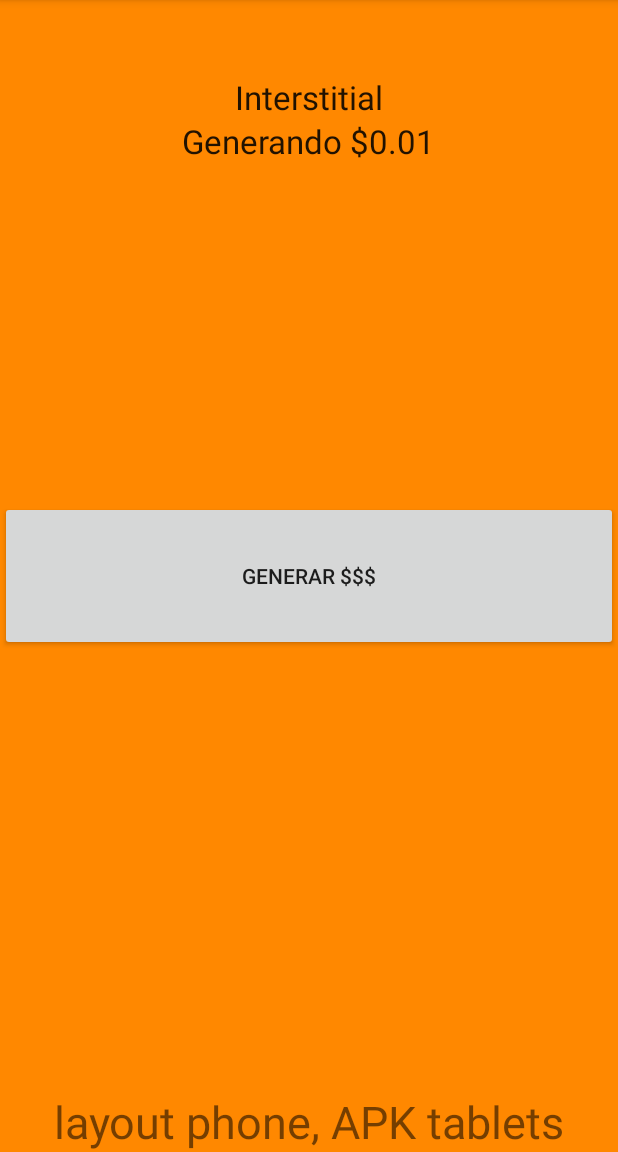
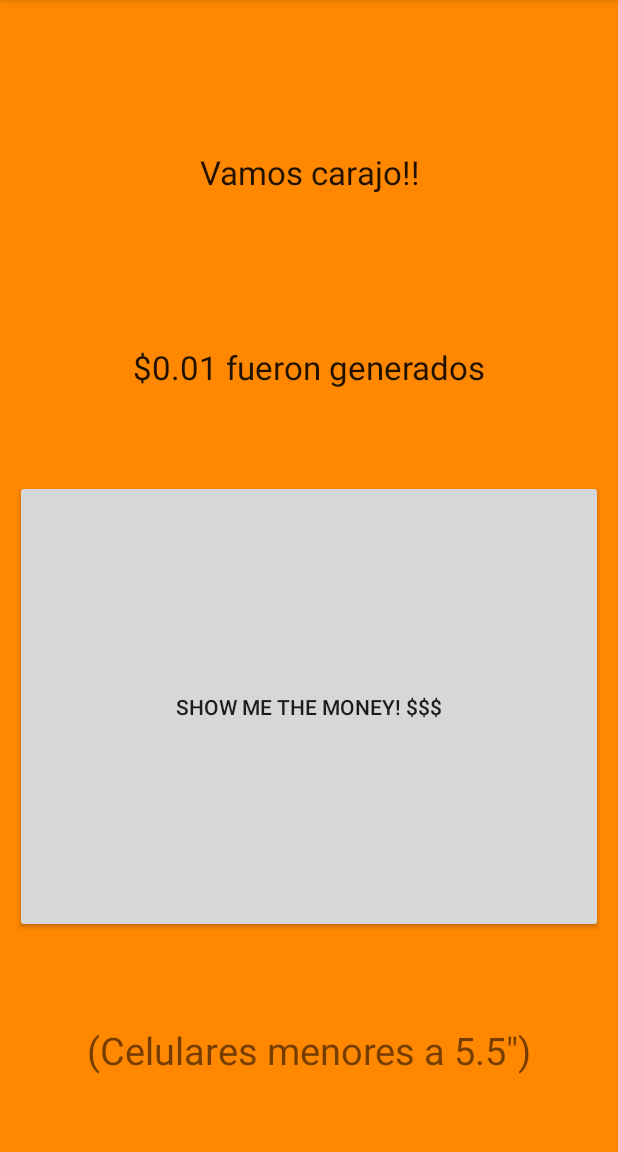
Before and after one commit to cristiansan/Admob, an Android app: the screen it shows after launch (MainActivity), on a phone screen of 412 x 824 dp, the part 84-1236 px from its top. Run offline under Robolectric (Android 15) with nearby library versions, the phone set to English and light mode, and no system bars; our stand-ins replace AdMob; 1 statement that could not run was skipped.

Commit message:
ahora funciona para todos los dispositivos mejoras en layouts dialogos en español

```diff
--- a/app/build.gradle
+++ b/app/build.gradle
@@ -7,8 +7,8 @@ android {
         applicationId 'screen.com.multiplesizes'
         minSdkVersion 17
         targetSdkVersion 23
-        versionCode 27
-        versionName '1.1'
+        versionCode 28
+        versionName '1.2'
     }
     buildTypes {
         release {
@@ -21,7 +21,7 @@ android {
 }
 
 dependencies {
-    compile fileTree(include: ['*.jar'], dir: 'libs')
+    compile fileTree(dir: 'libs', include: ['*.jar'])
     compile 'com.android.support:appcompat-v7:23.0.1'
     compile 'com.google.android.gms:play-services-ads:7.0.0'
 }
--- a/app/src/main/java/app/admob/admob/MainActivity.java
+++ b/app/src/main/java/app/admob/admob/MainActivity.java
@@ -15,7 +15,7 @@ import screen.com.multiplesizes.R;
 
 public class MainActivity extends AppCompatActivity {
     // Remove the below line after defining your own ad unit ID.
-    private static final String TOAST_TEXT = "Las publicidades empezaran a mostrarse";
+    private static final String TOAST_TEXT = "Publicidades van a ser mostradas";
 
     private static final int START_LEVEL = 1;
     private int mLevel;
@@ -79,7 +79,7 @@ public class MainActivity extends AppCompatActivity {
         if (mInterstitialAd != null && mInterstitialAd.isLoaded()) {
             mInterstitialAd.show();
         } else {
-            Toast.makeText(this, "La publicidad no pudo ser leida", Toast.LENGTH_SHORT).show();
+            Toast.makeText(this, "NO pudo ser leida", Toast.LENGTH_SHORT).show();
             goToNextLevel();
         }
     }
@@ -89,8 +89,10 @@ public class MainActivity extends AppCompatActivity {
         mNextLevelButton.setEnabled(true);
         AdRequest request = new AdRequest.Builder()
                 .setRequestAgent("android_studio:ad_template")
-                //.addTestDevice(AdRequest.DEVICE_ID_EMULATOR)        // All emulators*/
-                .addTestDevice("D9B26731969B87BBCF8213A11376DCBF")  // My test phone
+                .addTestDevice(AdRequest.DEVICE_ID_EMULATOR)        // All emulators
+                /*.addTestDevice("D9B26731969B87BBCF8213A11376DCBF")  // S4
+                .addTestDevice("B679BA94D3C1FBCB5A6C3E5092356841")  // Moto X
+                .addTestDevice("6391363B6002FC9201B17FCE94A0D1A4")  // Nexus 7*/
                 .build();
         mInterstitialAd.loadAd(request);
 
@@ -104,7 +106,7 @@ public class MainActivity extends AppCompatActivity {
 
     private void goToNextLevel() {
         // Show the next level and reload the ad to prepare for the level after.
-        mLevelTextView.setText("Generando $0." + (++mLevel));
+        mLevelTextView.setText("$0.0 " + (++mLevel) + "Generados ");
         mInterstitialAd = newInterstitialAd();
         loadInterstitial();
     }
--- a/app/src/main/res/layout-sw600dp/activity_main.xml
+++ b/app/src/main/res/layout-sw600dp/activity_main.xml
@@ -1,32 +1,45 @@
-<RelativeLayout xmlns:android="http://schemas.android.com/apk/res/android"
-
-    xmlns:tools="http://schemas.android.com/tools" android:layout_width="match_parent"
-    android:layout_height="match_parent" tools:context=".MainActivity"
-    android:background="@android:color/holo_blue_bright">
+<LinearLayout
+    xmlns:android="http://schemas.android.com/apk/res/android"
+    xmlns:tools="http://schemas.android.com/tools"
+    android:layout_width="match_parent"
+    android:layout_height="match_parent"
+    tools:context=".MainActivity"
+    android:background="@android:color/holo_blue_bright"
+    android:orientation="vertical">
 
     <!-- view for AdMob Interstitial Ad -->
-    <TextView android:id="@+id/app_title" android:layout_width="wrap_content"
+    <TextView android:id="@+id/app_title" android:layout_width="match_parent"
         android:layout_height="wrap_content" android:layout_centerHorizontal="true"
         android:layout_marginTop="50dp" android:text="@string/interstitial_ad_sample"
-        android:textAppearance="?android:attr/textAppearanceLarge" />
+        android:textAppearance="?android:attr/textAppearanceLarge"
+        android:gravity="center"
+        android:layout_weight="1"/>
 
-    <TextView android:id="@+id/level" android:layout_width="wrap_content"
+    <TextView android:id="@+id/level" android:layout_width="match_parent"
         android:layout_height="wrap_content" android:layout_below="@+id/app_title"
         android:layout_centerHorizontal="true" android:text="@string/start_level"
-        android:textAppearance="?android:attr/textAppearanceLarge" />
+        android:textAppearance="?android:attr/textAppearanceLarge"
+        android:gravity="center"
+        android:layout_weight="1"/>
 
-    <Button android:id="@+id/next_level_button" android:layout_width="match_parent"
-        android:layout_height="100dp" android:layout_centerHorizontal="true"
-        android:layout_centerVertical="true" android:text="@string/next_level" />
+    <Button
+        android:id="@+id/next_level_button"
+        android:layout_width="match_parent"
+        android:layout_height="100dp"
+        android:layout_weight="2"
+        android:layout_margin="25dp"
+        android:layout_centerHorizontal="true"
+        android:layout_centerVertical="true"
+        android:text="@string/next_level" />
 
     <TextView
-        android:text="layout phone, APK tablets"
-        android:textSize="40dp"
-        android:layout_width="wrap_content"
+        android:layout_weight="1"
+        android:text="(Tablets menores a 7&quot;)"
+        android:textSize="30dp"
+        android:layout_width="match_parent"
         android:layout_height="wrap_content"
-        android:gravity="center"
-        android:padding="20dp"
         android:layout_alignParentBottom="true"
         android:layout_alignParentStart="true"
-        android:layout_alignParentEnd="true" />
-</RelativeLayout>
+        android:layout_alignParentEnd="true"
+        android:gravity="center" />
+</LinearLayout>
--- a/app/src/main/res/layout-sw720dp/activity_main.xml
+++ b/app/src/main/res/layout-sw720dp/activity_main.xml
@@ -1,32 +1,45 @@
-<RelativeLayout xmlns:android="http://schemas.android.com/apk/res/android"
-
-    xmlns:tools="http://schemas.android.com/tools" android:layout_width="match_parent"
-    android:layout_height="match_parent" tools:context=".MainActivity"
-    android:background="@android:color/holo_green_dark">
+<LinearLayout
+    xmlns:android="http://schemas.android.com/apk/res/android"
+    xmlns:tools="http://schemas.android.com/tools"
+    android:layout_width="match_parent"
+    android:layout_height="match_parent"
+    tools:context=".MainActivity"
+    android:background="@android:color/holo_green_dark"
+    android:orientation="vertical">
 
     <!-- view for AdMob Interstitial Ad -->
-    <TextView android:id="@+id/app_title" android:layout_width="wrap_content"
+    <TextView android:id="@+id/app_title" android:layout_width="match_parent"
         android:layout_height="wrap_content" android:layout_centerHorizontal="true"
         android:layout_marginTop="50dp" android:text="@string/interstitial_ad_sample"
-        android:textAppearance="?android:attr/textAppearanceLarge" />
+        android:textAppearance="?android:attr/textAppearanceLarge"
+        android:gravity="center"
+        android:layout_weight="1"/>
 
-    <TextView android:id="@+id/level" android:layout_width="wrap_content"
+    <TextView android:id="@+id/level" android:layout_width="match_parent"
         android:layout_height="wrap_content" android:layout_below="@+id/app_title"
         android:layout_centerHorizontal="true" android:text="@string/start_level"
-        android:textAppearance="?android:attr/textAppearanceLarge" />
+        android:textAppearance="?android:attr/textAppearanceLarge"
+        android:gravity="center"
+        android:layout_weight="1"/>
 
-    <Button android:id="@+id/next_level_button" android:layout_width="match_parent"
-        android:layout_height="100dp" android:layout_centerHorizontal="true"
-        android:layout_centerVertical="true" android:text="@string/next_level" />
+    <Button
+        android:id="@+id/next_level_button"
+        android:layout_width="match_parent"
+        android:layout_height="100dp"
+        android:layout_weight="2"
+        android:layout_margin="50dp"
+        android:layout_centerHorizontal="true"
+        android:layout_centerVertical="true"
+        android:text="@string/next_level" />
 
     <TextView
-        android:text="layout phone, APK tablets"
-        android:textSize="40dp"
-        android:layout_width="wrap_content"
+        android:layout_weight="1"
+        android:text="(Tablets mayores a 7&quot;)"
+        android:textSize="30dp"
+        android:layout_width="match_parent"
         android:layout_height="wrap_content"
-        android:gravity="center"
-        android:padding="20dp"
         android:layout_alignParentBottom="true"
         android:layout_alignParentStart="true"
-        android:layout_alignParentEnd="true" />
-</RelativeLayout>
+        android:layout_alignParentEnd="true"
+        android:gravity="center" />
+</LinearLayout>
--- a/app/src/main/res/layout/activity_main.xml
+++ b/app/src/main/res/layout/activity_main.xml
@@ -1,31 +1,45 @@
-<RelativeLayout xmlns:android="http://schemas.android.com/apk/res/android"
-
-    xmlns:tools="http://schemas.android.com/tools" android:layout_width="match_parent"
-    android:layout_height="match_parent" tools:context=".MainActivity"
-    android:background="@android:color/holo_orange_dark">
+<LinearLayout
+    xmlns:android="http://schemas.android.com/apk/res/android"
+    xmlns:tools="http://schemas.android.com/tools"
+    android:layout_width="match_parent"
+    android:layout_height="match_parent"
+    tools:context=".MainActivity"
+    android:background="@android:color/holo_orange_dark"
+    android:orientation="vertical">
 
     <!-- view for AdMob Interstitial Ad -->
-    <TextView android:id="@+id/app_title" android:layout_width="wrap_content"
+    <TextView android:id="@+id/app_title" android:layout_width="match_parent"
         android:layout_height="wrap_content" android:layout_centerHorizontal="true"
         android:layout_marginTop="50dp" android:text="@string/interstitial_ad_sample"
-        android:textAppearance="?android:attr/textAppearanceLarge" />
+        android:textAppearance="?android:attr/textAppearanceLarge"
+        android:gravity="center"
+        android:layout_weight="1"/>
 
-    <TextView android:id="@+id/level" android:layout_width="wrap_content"
+    <TextView android:id="@+id/level" android:layout_width="match_parent"
         android:layout_height="wrap_content" android:layout_below="@+id/app_title"
         android:layout_centerHorizontal="true" android:text="@string/start_level"
-        android:textAppearance="?android:attr/textAppearanceLarge" />
+        android:textAppearance="?android:attr/textAppearanceLarge"
+        android:gravity="center"
+        android:layout_weight="1"/>
 
-    <Button android:id="@+id/next_level_button" android:layout_width="match_parent"
-        android:layout_height="100dp" android:layout_centerHorizontal="true"
-        android:layout_centerVertical="true" android:text="@string/next_level" />
+    <Button
+        android:id="@+id/next_level_button"
+        android:layout_width="match_parent"
+        android:layout_height="100dp"
+        android:layout_weight="2"
+        android:layout_margin="10dp"
+        android:layout_centerHorizontal="true"
+        android:layout_centerVertical="true"
+        android:text="@string/next_level" />
 
     <TextView
-        android:text="layout phone, APK tablets"
-        android:textSize="30dp"
-        android:layout_width="wrap_content"
+        android:layout_weight="1"
+        android:text="(Celulares menores a 5.5&quot;)"
+        android:textSize="25dp"
+        android:layout_width="match_parent"
         android:layout_height="wrap_content"
         android:layout_alignParentBottom="true"
         android:layout_alignParentStart="true"
         android:layout_alignParentEnd="true"
         android:gravity="center" />
-</RelativeLayout>
+</LinearLayout>
--- a/app/src/main/res/values/strings.xml
+++ b/app/src/main/res/values/strings.xml
@@ -3,9 +3,9 @@
 
     <string name="action_settings">Settings</string>
 
-    <string name="interstitial_ad_sample">Interstitial</string>
-    <string name="start_level">Generando $0.01</string>
-    <string name="next_level">Generar $$$</string>
+    <string name="interstitial_ad_sample">Vamos carajo!!</string>
+    <string name="start_level">$0.01 fueron generados</string>
+    <string name="next_level">Show me the money! $$$</string>
     <!-- -
         This is an ad unit ID for an interstitial test ad. Replace with your own interstitial ad unit id.
         For more information, see https://support.google.com/admob/answer/3052638
@@ -14,7 +14,9 @@
     <!--<string name="interstitial_ad_unit_id">ca-app-pub-2742366690908569/1033173712</string>-->
    <!-- <string name="interstitial_ad_unit_id">ca-app-pub-2742366690908569/7596534339</string>--> lod
 
-    <string name="interstitial_ad_unit_id">ca-app-pub-2742366690908569/7123195535</string> //test
+    <!--<string name="interstitial_ad_unit_id">ca-app-pub-2742366690908569/7123195535</string> //test-->
+//multiplesizes
+    <string name="interstitial_ad_unit_id">ca-app-pub-2742366690908569/9960093932</string>
 
 
     <!--<string name="interstitial_ad_unit_id">ca-app-pub-7993377819754702/3550597078</string>--> pmovil
```
Also changed, not shown: 3 other files.
